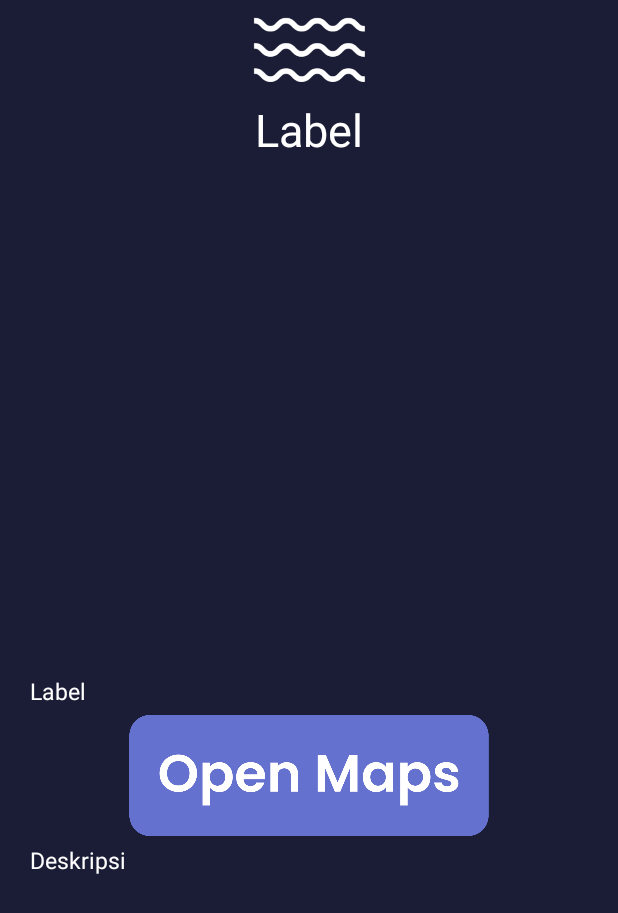
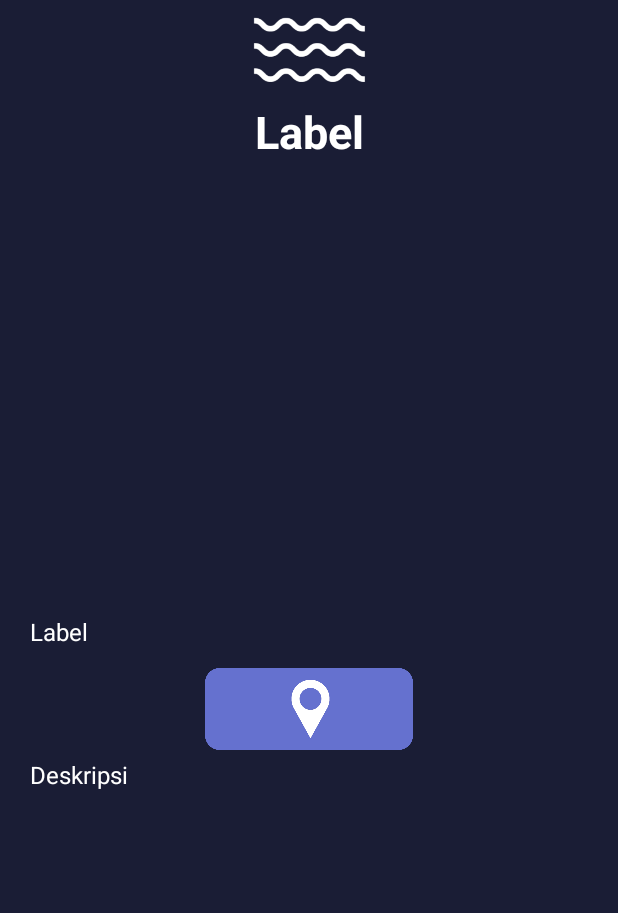
Before and after one commit to boycakra/IndonesiaBiru, an Android app: the layout divesiteinfo.xml on its own in the app's theme, with its tools: preview values and no code run, on a phone screen of 412 x 824 dp. Shown: the top 913 px of the screen. Run offline under Robolectric (Android 15) with nearby library versions, the phone set to English and light mode, and no system bars.

Commit message:
UI FINAL V1

```diff
--- a/app/src/main/java/com/example/kpapp/MainActivity.java
+++ b/app/src/main/java/com/example/kpapp/MainActivity.java
@@ -22,6 +22,6 @@ public class MainActivity extends AppCompatActivity {
                 startActivity(new Intent(MainActivity.this,Menu.class));
                 finish();
             }
-        },2500);
+        },1500);
     }
 }
--- a/app/src/main/res/layout/divesiteinfo.xml
+++ b/app/src/main/res/layout/divesiteinfo.xml
@@ -33,19 +33,19 @@
             android:layout_height="match_parent">
 
             <LinearLayout
-                android:layout_weight="1"
+                android:layout_weight="1.2"
                 android:orientation="vertical"
                 android:layout_width="match_parent"
                 android:layout_height="match_parent">
 
                 <LinearLayout
-                    android:layout_marginTop="5dp"
                     android:layout_weight="3.5"
                     android:id="@+id/textlayout"
                     android:layout_width="match_parent"
                     android:layout_height="match_parent">
 
                     <TextView
+                        android:textStyle="bold"
                         android:gravity="center"
                         android:id="@+id/textinfo"
                         android:layout_width="match_parent"
@@ -59,8 +59,7 @@
 
                 <LinearLayout
                     android:layout_marginHorizontal="20dp"
-                    android:layout_marginTop="10dp"
-                    android:layout_weight="0.6"
+                    android:layout_weight="0.8"
                     android:id="@+id/kotak2"
                     android:layout_width="match_parent"
                     android:layout_height="match_parent"
@@ -82,19 +81,21 @@
                 android:layout_height="match_parent">
 
                 <LinearLayout
-                    android:layout_weight="1.5"
+                    android:layout_marginTop="-5dp"
+                    android:layout_weight="2.3"
                     android:orientation="vertical"
                     android:layout_width="match_parent"
                     android:layout_height="match_parent">
 
                     <LinearLayout
+                        android:layout_weight="6"
                         android:layout_marginHorizontal="20dp"
                         android:id="@+id/textlayout1"
                         android:layout_width="match_parent"
-                        android:layout_height="wrap_content">
+                        android:layout_height="match_parent">
 
                         <TextView
-                            android:textSize="15dp"
+                            android:textSize="16dp"
                             android:id="@+id/diveinfo"
                             android:layout_width="match_parent"
                             android:layout_height="match_parent"
@@ -125,22 +126,21 @@
                     android:layout_width="match_parent"
                     android:layout_height="match_parent">
 
-                    <RelativeLayout
-                        android:id="@+id/kotak3"
+                    <LinearLayout
+                        android:layout_marginHorizontal="20dp"
+                        android:layout_marginTop="5dp"
+                        android:layout_weight="1"
+                        android:id="@+id/textlayout2"
                         android:layout_width="match_parent"
-                        android:layout_height="match_parent"
-                        android:layout_below="@id/kotak2">
+                        android:layout_height="match_parent">
 
-                        <LinearLayout
-                            android:layout_marginHorizontal="20dp"
-                            android:layout_marginTop="5dp"
-                            android:layout_weight="1"
-                            android:id="@+id/textlayout2"
+                        <ScrollView
                             android:layout_width="match_parent"
                             android:layout_height="match_parent">
 
                             <TextView
-                                android:textSize="15dp"
+                                android:lineSpacingExtra="4dp"
+                                android:textSize="16dp"
                                 android:id="@+id/deskripsi"
                                 android:layout_width="match_parent"
                                 android:layout_height="match_parent"
@@ -148,10 +148,8 @@
                                 android:textColor="@color/white"
                                 android:justificationMode="inter_word">
                             </TextView>
-
-
-                        </LinearLayout>
-                    </RelativeLayout>
+                        </ScrollView>
+                    </LinearLayout>
                 </LinearLayout>
             </LinearLayout>
         </LinearLayout>
```
Also changed, not shown: app/src/main/res/layout/divesitecyle.xml (+9 -7 lines), app/src/main/res/drawable/icon_openmap.png.
